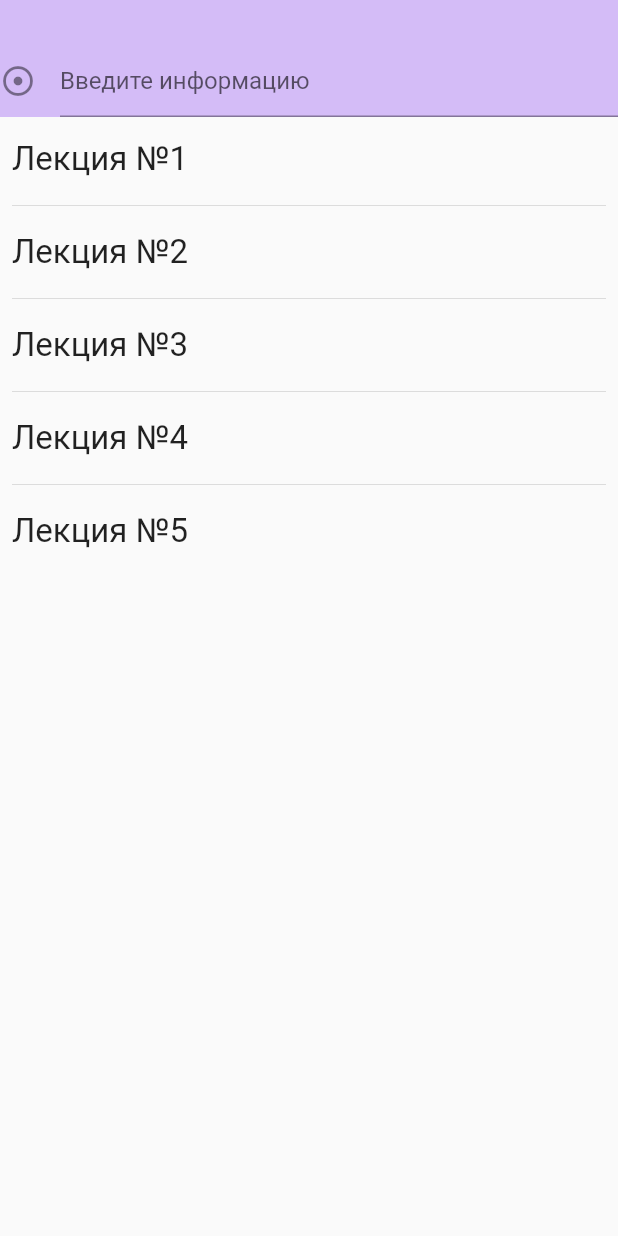
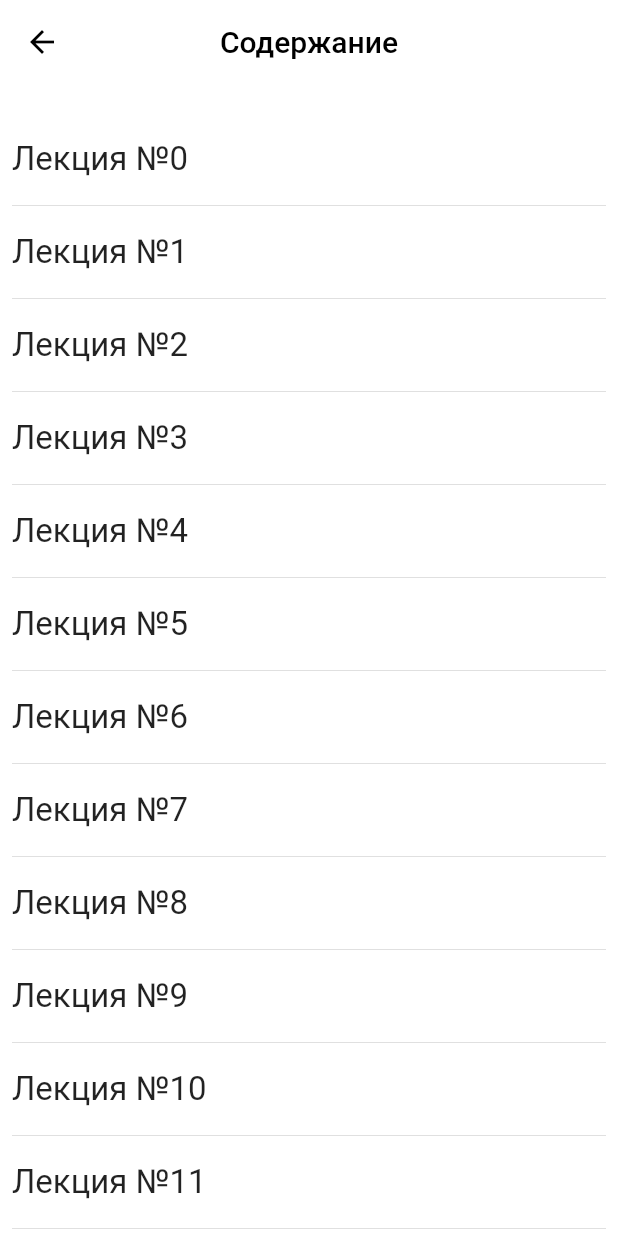
Before and after one commit to farti22/utwd-poci-book, a Flutter app: the LectureList screen opened directly, on a phone screen of 412 x 824 dp. Run offline on Flutter 3.47's test engine with Material 2 defaults, Android fonts, the phone set to English and light mode, and no system bars.

Commit message:
ui: change appbar theme

```diff
--- a/lib/presentation/lecture_list.dart
+++ b/lib/presentation/lecture_list.dart
@@ -1,6 +1,4 @@
 import 'package:flutter/material.dart';
-
-const List<String> lec = <String>["Лекция №1", "Лекция №2", "Лекция №3", "Лекция №4", "Лекция №5"];
 
 class LectureList extends StatefulWidget {
   const LectureList({Key? key}) : super(key: key);
@@ -14,27 +12,26 @@ class _LectureListState extends State<LectureList>{
     return Scaffold(
     body: Stack(
       children: [
-        Container(
-          color: Color(0x3F6200EE),
-          padding: EdgeInsets.fromLTRB(0, 30, 0, 0),
-          child: TextField(decoration: InputDecoration(
-            icon: Icon(Icons.adjust_rounded),
-            hintText: "Введите информацию",
-        ))),
+        AppBar(
+          title: const Text("Cодержание"),
+          elevation: 0.0,
+          centerTitle: true,
+          backgroundColor: Colors.white,
+          foregroundColor: Colors.black,
+        ),
         Container(
           padding: EdgeInsets.fromLTRB(0, 75, 0, 0),
           child: ListView.separated(
             padding: const EdgeInsets.all(8),
-            itemCount: lec.length,
+            itemCount: 30,
             separatorBuilder: (BuildContext context, int index) => Divider(),
             itemBuilder: (BuildContext context, int index) {
               return Container(
                   padding: EdgeInsets.symmetric(vertical: 10),
-                  child: Text(lec[index], style: TextStyle(fontSize: 22))
+                  child: Text("Лекция №$index", style: TextStyle(fontSize: 22))
                 );
             }
         ))
       ]));
-
   }
 }
```
